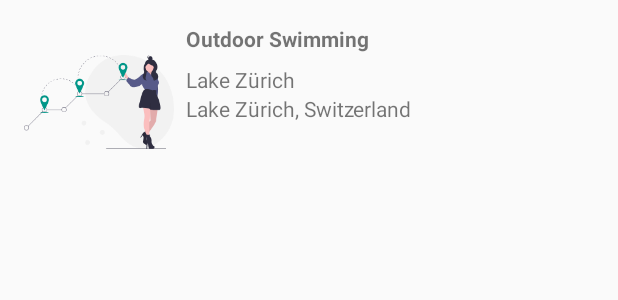
After one commit to disi1/TravelJournal, an Android app: the layout list_item_experience.xml on its own in the app's theme, with its tools: preview values and no code run, on a phone screen of 412 x 824 dp. The commit adds this screen. Shown: the top 300 px of the screen. Run offline under Robolectric (Android 15) with nearby library versions, the phone set to English and light mode, and no system bars.

Commit message:
added ExperienceAdapter to properly display the list of Experiences

```diff
--- a/app/src/main/java/com/example/traveljournal/journeyDetails/JourneyDetailsFragment.kt
+++ b/app/src/main/java/com/example/traveljournal/journeyDetails/JourneyDetailsFragment.kt
@@ -23,7 +23,7 @@ class JourneyDetailsFragment: Fragment() {
         inflater: LayoutInflater, container: ViewGroup?,
         savedInstanceState: Bundle?
     ): View? {
-        (activity as AppCompatActivity).supportActionBar?.title = getString(R.string.my_journeys)
+        (activity as AppCompatActivity).supportActionBar?.title = getString(R.string.journey)
 
         val binding: FragmentJourneyDetailsBinding = DataBindingUtil.inflate(
             inflater, R.layout.fragment_journey_details, container, false
--- a/app/src/main/res/layout/fragment_journey_details.xml
+++ b/app/src/main/res/layout/fragment_journey_details.xml
@@ -57,11 +57,12 @@
             android:id="@+id/experiences_list"
             android:layout_width="0dp"
             android:layout_height="0dp"
+            android:layout_marginTop="8dp"
             app:layoutManager="androidx.recyclerview.widget.LinearLayoutManager"
             app:layout_constraintBottom_toTopOf="@+id/close_experience_button"
             app:layout_constraintEnd_toEndOf="parent"
             app:layout_constraintStart_toStartOf="parent"
-            app:layout_constraintTop_toBottomOf="@+id/journey_image"/>
+            app:layout_constraintTop_toBottomOf="@+id/journey_image" />
 
         <Button
             android:id="@+id/close_experience_button"
--- /dev/null
+++ b/app/src/main/res/layout/list_item_experience.xml
@@ -0,0 +1,54 @@
+<?xml version="1.0" encoding="utf-8"?>
+<androidx.constraintlayout.widget.ConstraintLayout xmlns:android="http://schemas.android.com/apk/res/android"
+    xmlns:app="http://schemas.android.com/apk/res-auto"
+    xmlns:tools="http://schemas.android.com/tools"
+    android:layout_width="match_parent"
+    android:layout_height="wrap_content">
+
+    <ImageView
+        android:id="@+id/experience_image"
+        android:layout_width="@dimen/experience_icon_width"
+        android:layout_height="@dimen/experience_icon_height"
+        android:layout_marginStart="16dp"
+        android:layout_marginTop="8dp"
+        android:layout_marginBottom="8dp"
+        app:layout_constraintBottom_toBottomOf="parent"
+        app:layout_constraintStart_toStartOf="parent"
+        app:layout_constraintTop_toTopOf="parent"
+        app:srcCompat="@drawable/ic_undraw_destinations"
+        tools:srcCompat="@drawable/ic_undraw_destinations" />
+
+    <TextView
+        android:id="@+id/experience_name"
+        android:layout_width="0dp"
+        android:layout_height="wrap_content"
+        android:layout_marginStart="8dp"
+        android:layout_marginTop="8dp"
+        android:layout_marginEnd="16dp"
+        android:textStyle="bold"
+        app:layout_constraintEnd_toEndOf="parent"
+        app:layout_constraintStart_toEndOf="@+id/experience_image"
+        app:layout_constraintTop_toTopOf="@+id/experience_image"
+        tools:text="Outdoor Swimming" />
+
+    <TextView
+        android:id="@+id/experience_place_name"
+        android:layout_width="0dp"
+        android:layout_height="wrap_content"
+        android:layout_marginStart="8dp"
+        android:layout_marginTop="8dp"
+        android:layout_marginEnd="16dp"
+        app:layout_constraintEnd_toEndOf="parent"
+        app:layout_constraintStart_toEndOf="@+id/experience_image"
+        app:layout_constraintTop_toBottomOf="@+id/experience_name"
+        tools:text="Lake Zürich" />
+
+    <TextView
+        android:id="@+id/experience_place_address"
+        android:layout_width="0dp"
+        android:layout_height="wrap_content"
+        app:layout_constraintEnd_toEndOf="@+id/experience_place_name"
+        app:layout_constraintStart_toStartOf="@+id/experience_place_name"
+        app:layout_constraintTop_toBottomOf="@+id/experience_place_name"
+        tools:text="Lake Zürich, Switzerland" />
+</androidx.constraintlayout.widget.ConstraintLayout>
--- a/app/src/main/res/layout/list_item_journey.xml
+++ b/app/src/main/res/layout/list_item_journey.xml
@@ -25,8 +25,8 @@
 
         <ImageView
             android:id="@+id/journey_image"
-            android:layout_width="@dimen/icon_size"
-            android:layout_height="220dp"
+            android:layout_width="@dimen/journey_icon_width"
+            android:layout_height="@dimen/journey_icon_height"
             android:layout_marginStart="16dp"
             android:layout_marginTop="8dp"
             android:layout_marginBottom="8dp"
--- a/app/src/main/res/values/dimens.xml
+++ b/app/src/main/res/values/dimens.xml
@@ -1,4 +1,7 @@
 <?xml version="1.0" encoding="utf-8"?>
 <resources>
-    <dimen name="icon_size">164dp</dimen>
+    <dimen name="journey_icon_width">164dp</dimen>
+    <dimen name="journey_icon_height">220dp</dimen>
+    <dimen name="experience_icon_width">100dp</dimen>
+    <dimen name="experience_icon_height">120dp</dimen>
 </resources>
--- a/app/src/main/res/values/strings.xml
+++ b/app/src/main/res/values/strings.xml
@@ -12,6 +12,7 @@
     <string name="destination_example">e.g. Bucharest / Switzerland / Lake Zürich</string>
     <string name="cleared_journeys_message">All your Journeys have been deleted.</string>
     <string name="deleted_journey_message">Journey to %1$s was deleted.</string>
+    <string name="journey">Journey</string>
 
     // Experiences strings
     <string name="create_experience">Create Experience</string>
```
Also changed, not shown: app/src/main/java/com/example/traveljournal/Util.kt (+0 -12 lines), app/src/main/java/com/example/traveljournal/experience/NewExperienceFragment.kt (+19 -1 lines), app/src/main/java/com/example/traveljournal/journeyDetails/ExperienceAdapter.kt (+31 -8 lines).
